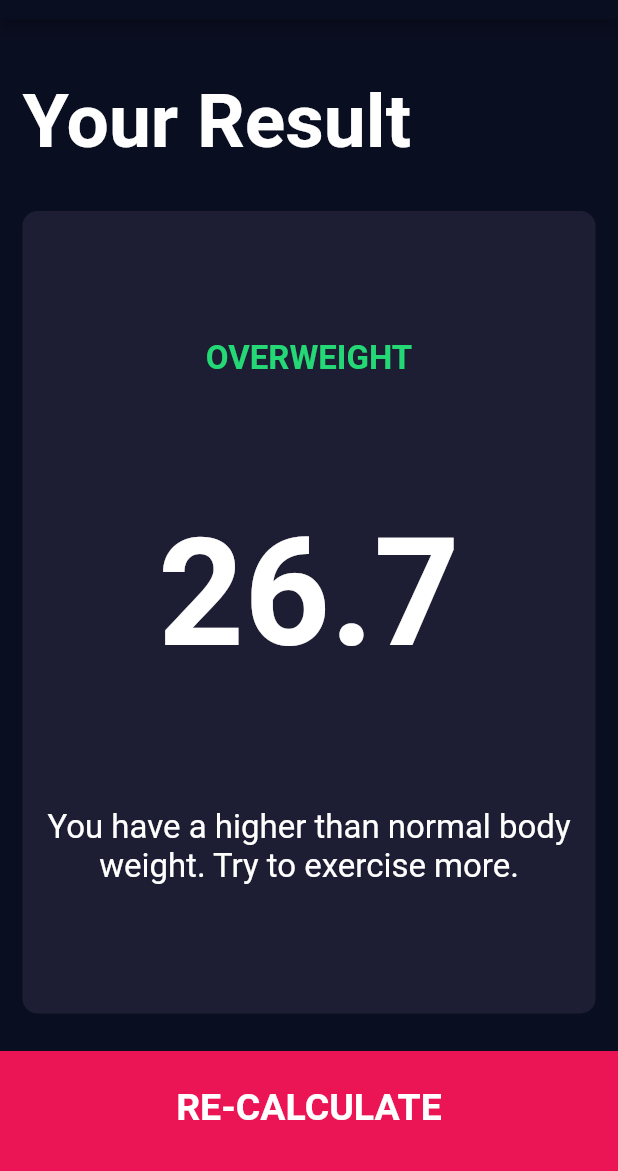
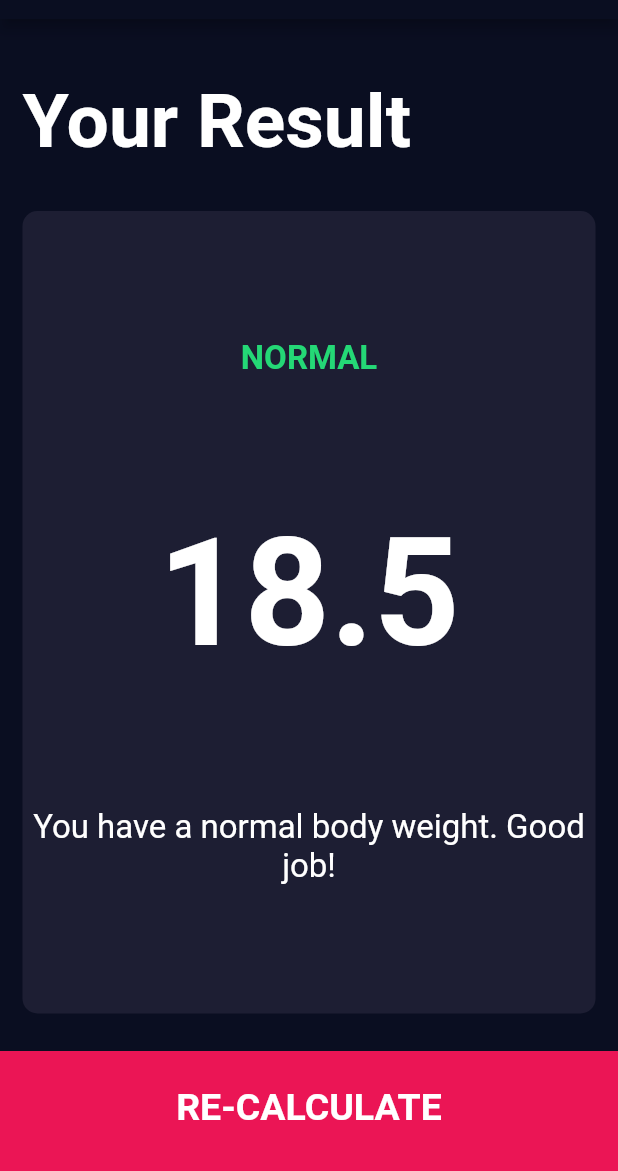
Before and after one commit to 95ImadEL/bmi-calculator, a Flutter app: the screen it shows after launch, after a tap on "CALCULATE", on a phone screen of 412 x 824 dp, the part 65-1236 px from its top. Run offline on Flutter 3.47's test engine with Material 2 defaults, Android fonts, the phone set to English and light mode, and no system bars; our stand-ins replace font_awesome_flutter.

Commit message:
add BMI calculator functionality

```diff
--- /dev/null
+++ b/lib/calculator_brain.dart
@@ -0,0 +1,34 @@
+import 'dart:math';
+
+class CalculatorBrain {
+  CalculatorBrain({required this.height, required this.weight});
+  final int height;
+  final int weight;
+  double _bmi = 100;
+
+  String calculateBMI() {
+    _bmi = weight / pow(height / 100, 2);
+    print(_bmi);
+    return _bmi.toStringAsFixed(1);
+  }
+
+  String getResult() {
+    if (_bmi >= 25) {
+      return 'Overweight';
+    } else if (_bmi > 18.5) {
+      return 'Normal';
+    } else {
+      return 'Underweight';
+    }
+  }
+
+  String getInterpretation() {
+    if (_bmi >= 25) {
+      return 'You have a higher than normal body weight. Try to exercise more.';
+    } else if (_bmi >= 18.5) {
+      return 'You have a normal body weight. Good job!';
+    } else {
+      return 'You have a lower than normal body weight. You can eat a bit more.';
+    }
+  }
+}
--- a/lib/screens/input_page.dart
+++ b/lib/screens/input_page.dart
@@ -5,6 +5,7 @@ import 'package:font_awesome_flutter/font_awesome_flutter.dart';
 
 import '../constants.dart';
 import '../components/icon_content.dart';
+import 'package:bmi_calculator/calculator_brain.dart';
 
 enum Gender { male, female }
 
@@ -217,8 +218,14 @@ class _InputPageState extends State<InputPage> {
           ),
           GestureDetector(
             onTap: () {
+              CalculatorBrain calc =
+                  CalculatorBrain(height: height, weight: weight);
               Navigator.push(context, MaterialPageRoute(builder: (context) {
-                return ResultsPage();
+                return ResultsPage(
+                  bmiResult: calc.calculateBMI(),
+                  resultText: calc.getResult(),
+                  interpretation: calc.getInterpretation(),
+                );
               }));
             },
             child: Container(
--- a/lib/screens/results_page.dart
+++ b/lib/screens/results_page.dart
@@ -30,7 +30,14 @@ const kBodyTextStyle = TextStyle(
 );
 
 class ResultsPage extends StatelessWidget {
-  const ResultsPage({Key? key}) : super(key: key);
+  final String bmiResult;
+  final String resultText;
+  final String interpretation;
+
+  const ResultsPage(
+      {required this.bmiResult,
+      required this.resultText,
+      required this.interpretation});
 
   @override
   Widget build(BuildContext context) {
@@ -59,15 +66,15 @@ class ResultsPage extends StatelessWidget {
               crossAxisAlignment: CrossAxisAlignment.center,
               children: [
                 Text(
-                  "OVERWEIGHT",
+                  resultText.toUpperCase(),
                   style: kResultTextStyle,
                 ),
                 Text(
-                  "26.7",
+                  bmiResult,
                   style: kActualBMIStyle,
                 ),
                 Text(
-                  "You have a higher than normal body weight. Try to exercise more.",
+                  interpretation,
                   textAlign: TextAlign.center,
                   style: kBodyTextStyle,
                 )
```
